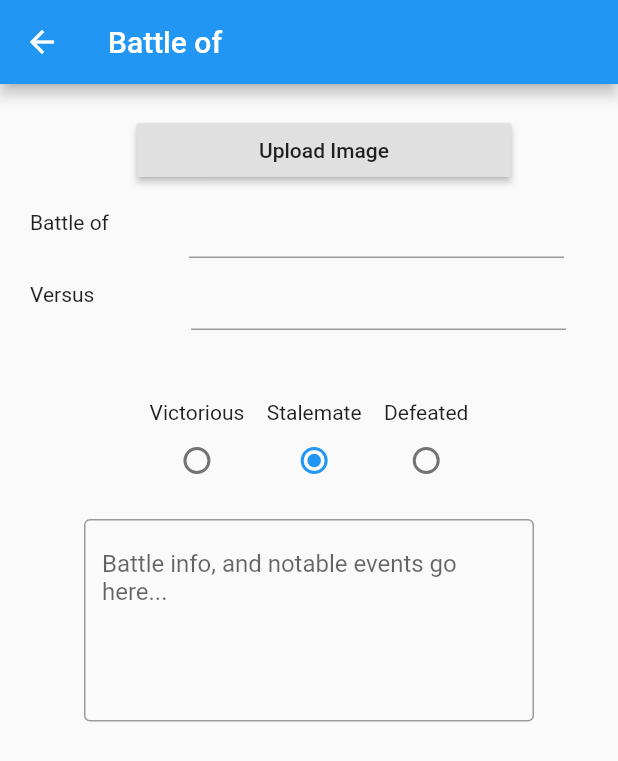
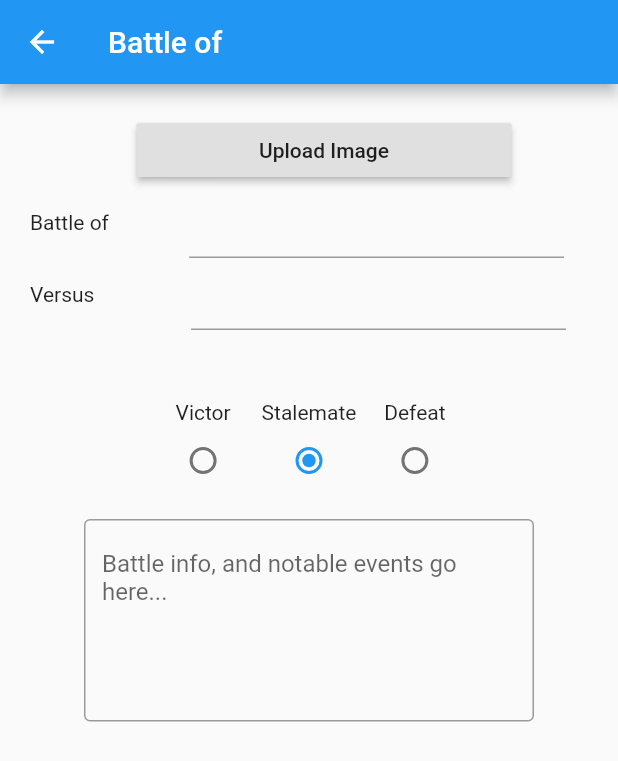
Before and after one commit to Jipwox/Croosade4DK, a Flutter app: the BattleDetailScrollView screen opened directly with empty values, on a phone screen of 412 x 824 dp. Shown: the top 761 px of the screen. Run offline on Flutter 3.47's test engine with Material 2 defaults, Android fonts, the phone set to English and light mode, and no system bars; our stand-ins replace image_picker, material_design_icons_flutter, sqflite; accounts and stored records are empty; statements that could not run were skipped.

Commit message:
small text fix

```diff
--- a/croosade_4dk/lib/Widgets/BattleDetailScrollView.dart
+++ b/croosade_4dk/lib/Widgets/BattleDetailScrollView.dart
@@ -306,7 +306,7 @@ class _BattleDetailScrollViewState extends State<BattleDetailScrollView>{
               children: [
                 Column(
                   children: [
-                    Text("Victorious"),
+                    Text("Victor"),
                     Radio(
                       value: 2,
                       groupValue: victorious,
@@ -340,7 +340,7 @@ class _BattleDetailScrollViewState extends State<BattleDetailScrollView>{
                 SizedBox(width: 15,),
                 Column(
                   children: [
-                    Text("Defeated"),
+                    Text("Defeat"),
                     Radio(
                       value: 1,
                       groupValue: victorious,
```
